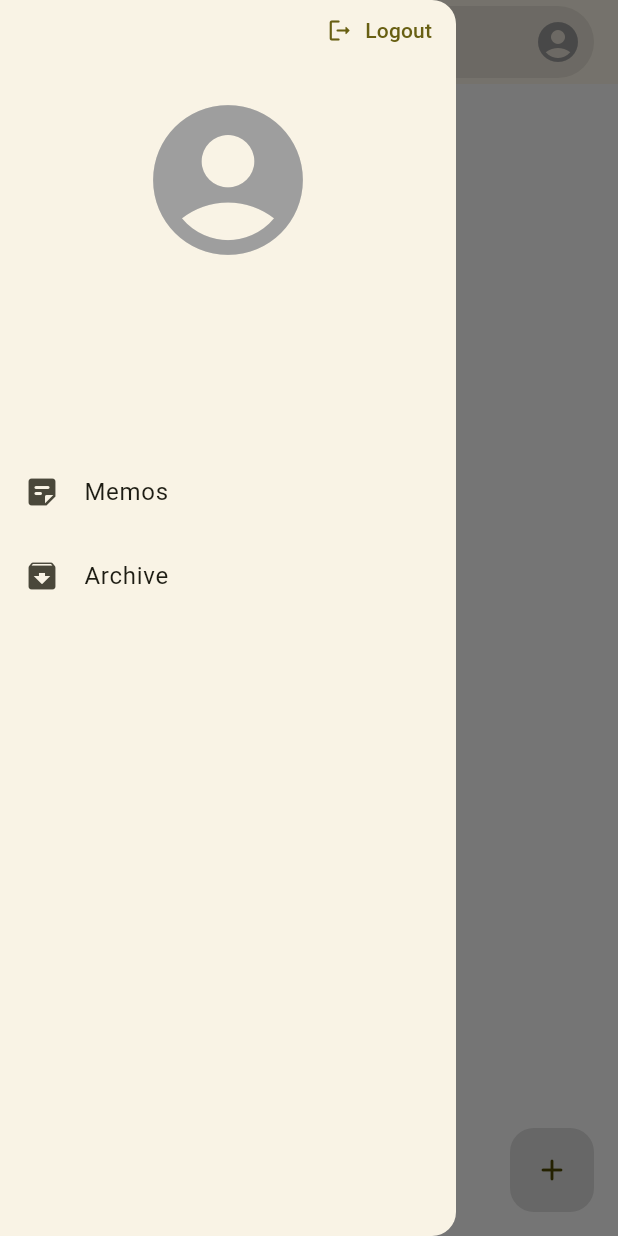
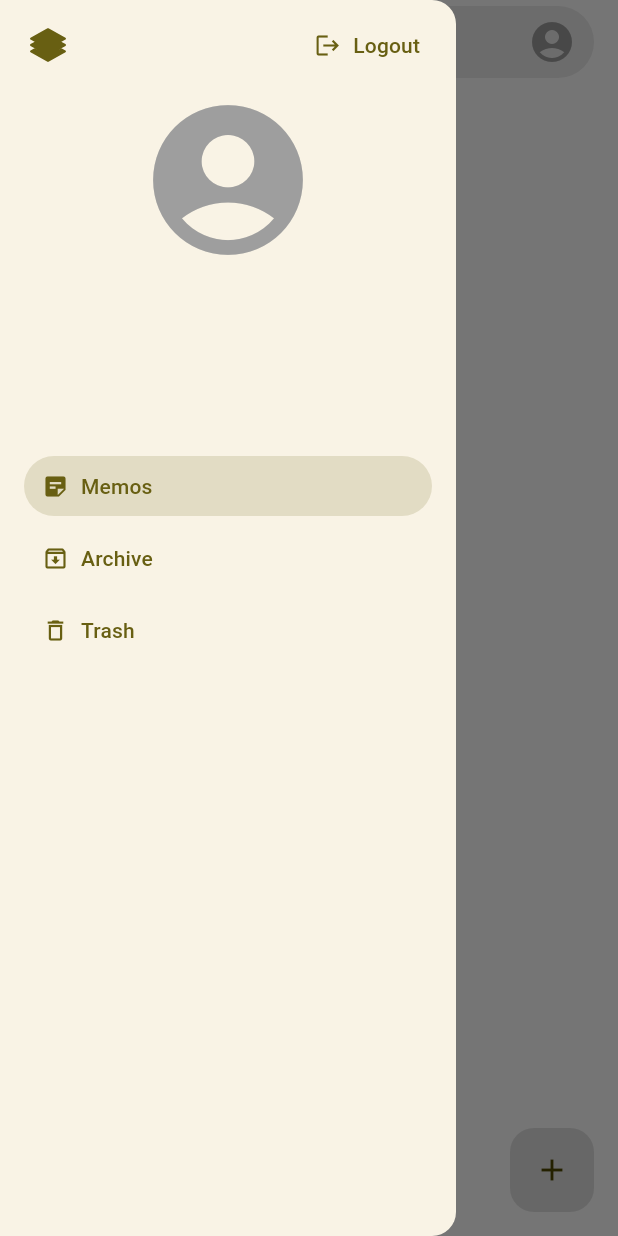
Before and after one commit to geoje/WomoMemo, a Flutter app: the screen it shows once a user with an empty profile is signed in, in the side drawer, after a tap on "Logout", on a phone screen of 412 x 824 dp. Run offline on Flutter 3.47's test engine with Material 2 defaults, Android fonts, the phone set to English and light mode, and no system bars; our stand-ins replace firebase_auth, firebase_core, firebase_database, flutter_signin_button, flutter_svg, google_sign_in; accounts and stored records are empty.

Commit message:
Seperate memos, archive, trash

```diff
--- a/lib/main.dart
+++ b/lib/main.dart
@@ -28,7 +28,6 @@ class MyApp extends StatelessWidget {
       title: 'WomoMemo',
       theme: ThemeData(
         colorScheme: ColorScheme.fromSeed(seedColor: Colors.yellow),
-        materialTapTargetSize: MaterialTapTargetSize.shrinkWrap,
         useMaterial3: true,
       ),
       home: HomeScreen(),
--- a/lib/models/memo.dart
+++ b/lib/models/memo.dart
@@ -14,10 +14,12 @@ class Memo {
         color = (snapshot.child("color").value ?? Memo().color).toString(),
         archive = (snapshot.child("archive").value ?? Memo().archive) as bool,
         checkbox =
-            (snapshot.child("checkbox").value ?? Memo().checkbox) as bool;
+            (snapshot.child("checkbox").value ?? Memo().checkbox) as bool,
+        delete = DateTime.parse(snapshot.child("delete").value.toString());
 
   String title, content, color;
   bool archive, checkbox;
+  DateTime? delete;
 
   Map<String, dynamic> toJson() {
     return ({
@@ -26,6 +28,7 @@ class Memo {
       "color": color,
       "archive": archive,
       "checkbox": checkbox,
+      "delete": delete?.toIso8601String(),
     });
   }
 }
--- /dev/null
+++ b/lib/models/navItem.dart
@@ -0,0 +1,13 @@
+import 'package:flutter/material.dart';
+
+class NavItem {
+  NavItem({
+    required this.label,
+    required this.iconData,
+    required this.iconDataActive,
+  });
+
+  String label;
+  IconData iconData;
+  IconData iconDataActive;
+}
--- a/lib/screens/home_screen.dart
+++ b/lib/screens/home_screen.dart
@@ -5,13 +5,13 @@ import 'package:flutter/foundation.dart';
 import 'package:flutter/material.dart';
 import 'package:flutter_signin_button/flutter_signin_button.dart';
 import 'package:flutter_staggered_grid_view/flutter_staggered_grid_view.dart';
+import 'package:flutter_svg/flutter_svg.dart';
 import 'package:womomemo/models/memo.dart';
+import 'package:womomemo/models/navItem.dart';
 import 'package:womomemo/screens/memo_screen.dart';
 import 'package:womomemo/services/auth.dart';
 import 'package:womomemo/services/rtdb.dart';
 import 'package:womomemo/widgets/memo_widget.dart';
-
-enum ViewMode { memos, archive }
 
 const maxPreviewLines = 10;
 
@@ -19,6 +19,23 @@ class HomeScreen extends StatefulWidget {
   HomeScreen({super.key});
 
   final GlobalKey<ScaffoldState> scaffoldKey = GlobalKey<ScaffoldState>();
+  final List<NavItem> navItems = [
+    NavItem(
+      label: "Memos",
+      iconData: Icons.sticky_note_2_outlined,
+      iconDataActive: Icons.sticky_note_2,
+    ),
+    NavItem(
+      label: "Archive",
+      iconData: Icons.archive_outlined,
+      iconDataActive: Icons.archive,
+    ),
+    NavItem(
+      label: "Trash",
+      iconData: Icons.delete_outline,
+      iconDataActive: Icons.delete,
+    )
+  ];
 
   @override
   State<HomeScreen> createState() => _HomeScreenState();
@@ -26,7 +43,8 @@ class HomeScreen extends StatefulWidget {
 
 class _HomeScreenState extends State<HomeScreen> {
   Map<String, Memo> memos = {};
-  var viewMode = ViewMode.memos;
+  String viewMode = "Memos";
+  bool viewWomosoft = false;
 
   @override
   void initState() {
@@ -65,6 +83,7 @@ class _HomeScreenState extends State<HomeScreen> {
       backgroundColor: Colors.white,
       appBar: AppBar(
         automaticallyImplyLeading: false,
+        backgroundColor: Colors.white,
         title: Container(
           decoration: BoxDecoration(
               color: Colors.black.withAlpha(20),
@@ -75,7 +94,7 @@ class _HomeScreenState extends State<HomeScreen> {
               onPressed: () {
                 widget.scaffoldKey.currentState!.openDrawer();
               },
-              icon: const Icon(Icons.menu_rounded),
+              icon: const Icon(Icons.menu),
             ),
             const Expanded(
                 flex: 1,
@@ -91,7 +110,7 @@ class _HomeScreenState extends State<HomeScreen> {
                     style: TextButton.styleFrom(
                       backgroundColor: Colors.black.withAlpha(20),
                     ),
-                    icon: const Icon(Icons.login_rounded),
+                    icon: const Icon(Icons.login),
                     label: const Text("Login"),
                   )
                 : IconButton(
@@ -101,7 +120,7 @@ class _HomeScreenState extends State<HomeScreen> {
                     padding: const EdgeInsets.all(4),
                     icon: Auth.user?.photoURL == null
                         ? const Icon(
-                            Icons.account_circle_rounded,
+                            Icons.account_circle,
                             color: Colors.grey,
                             size: 32,
                           )
@@ -124,14 +143,28 @@ class _HomeScreenState extends State<HomeScreen> {
           ]),
         ),
       ),
-      body: MasonryGridView.count(
-        itemCount: memos.length,
+      body: memos.values.where((memo) => isVisible(viewMode, memo)).isEmpty
+          ? Center(
+              child: Icon(
+                widget.navItems
+                    .firstWhere((item) => item.label == viewMode)
+                    .iconData,
+                color: Colors.grey.shade200,
+                size: 192,
+              ),
+            )
+          : MasonryGridView.count(
+              itemCount: memos.values
+                  .where((memo) => isVisible(viewMode, memo))
+                  .length,
               crossAxisCount: (MediaQuery.of(context).size.width / 200).floor(),
               mainAxisSpacing: 8,
               crossAxisSpacing: 8,
               padding: const EdgeInsets.all(8),
               itemBuilder: (context, index) {
-          var entry = memos.entries.toList()[index];
+                var entry = memos.entries
+                    .where((entry) => isVisible(viewMode, entry.value))
+                    .toList()[index];
                 return MemoWidget(memoKey: entry.key, memo: entry.value);
               },
             ),
@@ -142,31 +175,50 @@ class _HomeScreenState extends State<HomeScreen> {
         hoverElevation: 0,
         highlightElevation: 0,
         disabledElevation: 0,
-        backgroundColor: Colors.grey.shade300,
-        child: const Icon(Icons.add_rounded),
+        backgroundColor: Colors.black.withAlpha(30),
+        child: const Icon(Icons.add),
       ),
       drawer: Drawer(
         child: ListView(children: [
           SizedBox(
             height: 60,
-            child: Auth.user == null
-                ? null
-                : Row(
-                    mainAxisAlignment: MainAxisAlignment.end,
+            child: Padding(
+              padding: const EdgeInsets.all(8),
+              child: Row(
+                mainAxisAlignment: MainAxisAlignment.spaceBetween,
                 crossAxisAlignment: CrossAxisAlignment.start,
                 children: [
-                      TextButton.icon(
+                  IconButton(
+                    onPressed: () => setState(() {
+                      viewWomosoft = !viewWomosoft;
+                    }),
+                    icon: SvgPicture.asset(
+                      "assets/womosoft.svg",
+                      width: 24,
+                      height: 24,
+                      colorFilter: viewWomosoft
+                          ? null
+                          : ColorFilter.mode(
+                              Theme.of(context).primaryColor,
+                              BlendMode.srcIn,
+                            ),
+                    ),
+                  ),
+                  Auth.user == null
+                      ? const SizedBox()
+                      : TextButton.icon(
                           onPressed: handleLogout,
-                        icon: const Icon(Icons.logout_rounded),
+                          icon: const Icon(Icons.logout),
                           label: const Text("Logout"),
                         ),
                 ],
               ),
             ),
+          ),
           Center(
             child: Auth.user?.photoURL == null
                 ? const Icon(
-                    Icons.account_circle_rounded,
+                    Icons.account_circle,
                     color: Colors.grey,
                     size: 120,
                   )
@@ -196,30 +248,45 @@ class _HomeScreenState extends State<HomeScreen> {
                     style: TextStyle(
                       fontSize: 20,
                       fontWeight: FontWeight.bold,
-                        color: Colors.grey.shade800),
+                      color: Colors.grey.shade800,
+                    ),
                   ),
           ),
           Center(child: Text(Auth.user?.email ?? "")),
           const SizedBox(height: 60),
-          ListTile(
-            leading: const Icon(Icons.sticky_note_2_rounded),
-            title: const Text("Memos"),
-            onTap: () {
-              setState(() => viewMode = ViewMode.memos);
+          for (var navItem in widget.navItems)
+            Padding(
+              padding: const EdgeInsets.symmetric(horizontal: 16),
+              child: TextButton(
+                onPressed: () {
+                  setState(() => viewMode = navItem.label);
                   widget.scaffoldKey.currentState!.closeDrawer();
                 },
+                style: viewMode == navItem.label
+                    ? TextButton.styleFrom(
+                        backgroundColor:
+                            Theme.of(context).primaryColor.withAlpha(40))
+                    : null,
+                child: Row(children: [
+                  Icon(viewMode == navItem.label
+                      ? navItem.iconDataActive
+                      : navItem.iconData),
+                  const SizedBox(width: 8),
+                  Expanded(child: Text(navItem.label)),
+                ]),
               ),
-          ListTile(
-            leading: const Icon(Icons.archive_rounded),
-            title: const Text("Archive"),
-            onTap: () {
-              setState(() => viewMode = ViewMode.archive);
-              widget.scaffoldKey.currentState!.closeDrawer();
-            },
-          ),
+            )
         ]),
       ),
     );
+  }
+
+  bool isVisible(String viewMode, Memo memo) {
+    return memo.delete != null
+        ? viewMode == "Trash"
+        : memo.archive
+            ? viewMode == "Archive"
+            : viewMode == "Memos";
   }
 
   handleLogin() async {
@@ -234,7 +301,7 @@ class _HomeScreenState extends State<HomeScreen> {
           content: Row(
             children: [
               Icon(
-                Icons.warning_rounded,
+                Icons.warning,
                 color: Colors.yellow,
               ),
               SizedBox(
@@ -248,7 +315,7 @@ class _HomeScreenState extends State<HomeScreen> {
     }
   }
 
-  void handleLogout() {
+  handleLogout() {
     memos = {};
     FirebaseAuth.instance.signOut();
   }
@@ -267,7 +334,7 @@ class _HomeScreenState extends State<HomeScreen> {
     );
   }
 
-  void handleEdit(String key) {
+  handleEdit(String key) {
     Navigator.push(
       context,
       MaterialPageRoute(
--- a/pubspec.yaml
+++ b/pubspec.yaml
@@ -41,6 +41,7 @@ dependencies:
   flutter_signin_button: ^2.0.0
   firebase_database: ^10.2.5
   flutter_staggered_grid_view: ^0.7.0
+  flutter_svg: ^2.0.7
 
 dev_dependencies:
   flutter_test:
```
Also changed, not shown: lib/models/color.dart (+4 -7 lines), lib/screens/memo_screen.dart (+36 -13 lines), lib/widgets/auth_header_widget.dart (deleted, +0 -30 lines), lib/widgets/memo_widget.dart (+11 -2 lines), assets/Icon-512.png (deleted), assets/memo.svg (added), assets/womosoft.svg (added), pubspec.lock. Lines whose indentation alone changed are shown as unchanged.
